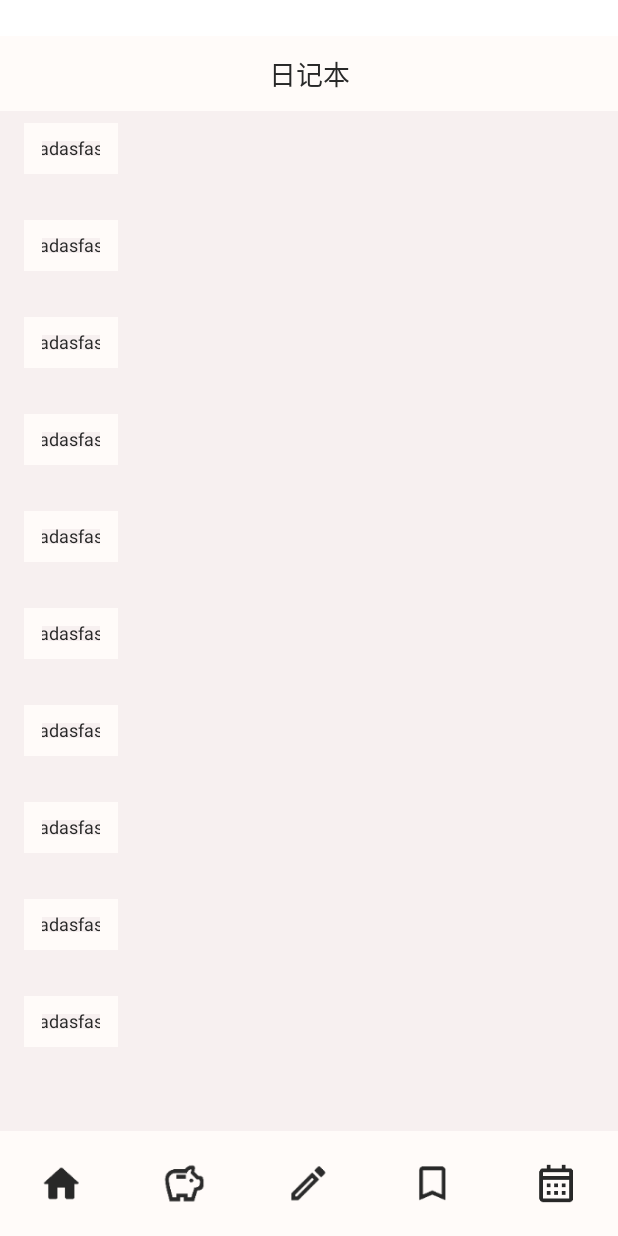
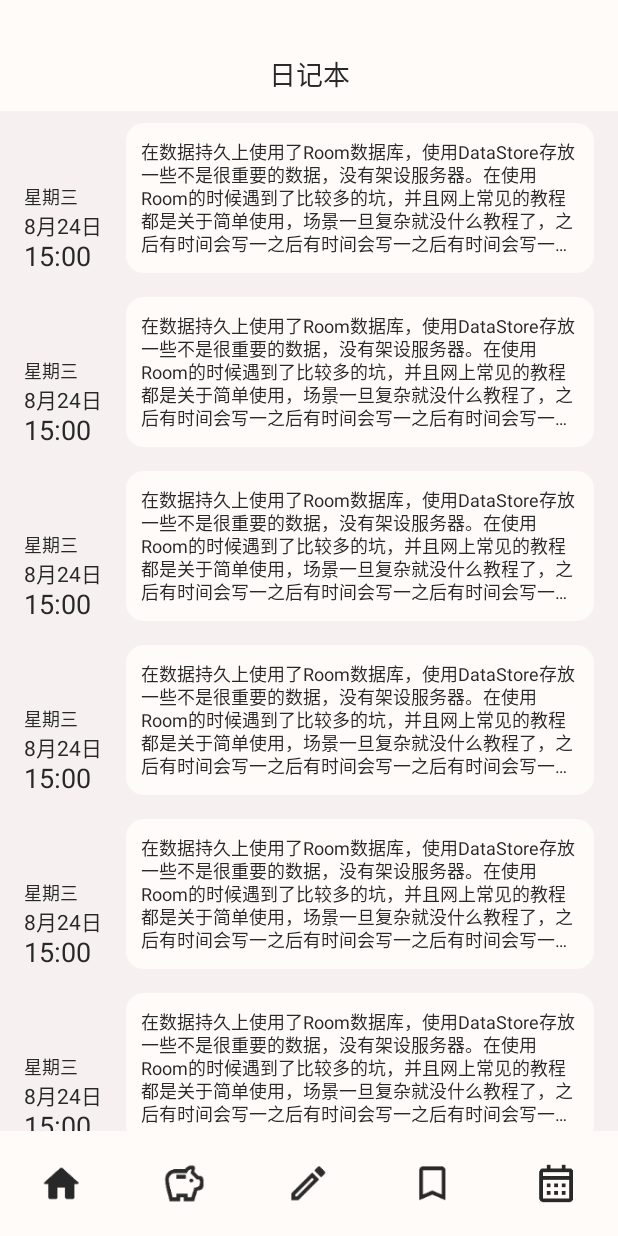
Before and after one commit to yuuuuke/MeAndStar, an Android app built with Jetpack Compose: the fragment DiaryFragment placed in its activity, on a phone screen of 412 x 824 dp. Run offline under Robolectric (Android 15) with nearby library versions, the phone set to English and light mode, and no system bars.

Commit message:
日记界面UI完成

```diff
--- a/app/src/main/java/com/zhpew/meandstar/activity/MainActivity.kt
+++ b/app/src/main/java/com/zhpew/meandstar/activity/MainActivity.kt
@@ -41,7 +41,7 @@ class MainActivity : BaseActivity<MainViewModel>() {
 
     @Composable
     override fun InitComposeView() {
-        setStatusBarColor(false)
+        setStatusBarColor(isBlack = true)
         Column(
             Modifier
                 .fillMaxWidth()
--- a/app/src/main/java/com/zhpew/meandstar/activity/SplashActivity.kt
+++ b/app/src/main/java/com/zhpew/meandstar/activity/SplashActivity.kt
@@ -46,7 +46,7 @@ class SplashActivity : FragmentActivity() {
         Handler().postDelayed({
             val intent = Intent(this,MainActivity::class.java)
             startActivity(intent)
-        },3000)
+        },500)
     }
 
     @Preview
--- a/app/src/main/java/com/zhpew/meandstar/base/BaseActivity.kt
+++ b/app/src/main/java/com/zhpew/meandstar/base/BaseActivity.kt
@@ -32,8 +32,8 @@ abstract class BaseActivity<VM : BaseViewModel> : FragmentActivity() {
         vm = initViewModel()
     }
 
-    protected fun setStatusBarColor(isWhite:Boolean) {
-        if(isWhite){
+    protected fun setStatusBarColor(isBlack:Boolean) {
+        if(isBlack){
             val flags = window.decorView.systemUiVisibility
             window.decorView.systemUiVisibility = flags or View.SYSTEM_UI_FLAG_LIGHT_STATUS_BAR
         }else{
--- a/app/src/main/java/com/zhpew/meandstar/fragment/DiaryFragment.kt
+++ b/app/src/main/java/com/zhpew/meandstar/fragment/DiaryFragment.kt
@@ -5,11 +5,14 @@ import androidx.compose.foundation.background
 import androidx.compose.foundation.border
 import androidx.compose.foundation.layout.*
 import androidx.compose.foundation.lazy.LazyColumn
+import androidx.compose.foundation.shape.RoundedCornerShape
 import androidx.compose.material.Text
 import androidx.compose.runtime.Composable
 import androidx.compose.ui.Alignment
 import androidx.compose.ui.Modifier
+import androidx.compose.ui.draw.clip
 import androidx.compose.ui.res.colorResource
+import androidx.compose.ui.text.style.TextOverflow
 import androidx.compose.ui.unit.dp
 import androidx.compose.ui.unit.sp
 import com.zhpew.meandstar.R
@@ -25,11 +28,15 @@ class DiaryFragment : BaseFragment<DiaryListViewModel>() {
                 .fillMaxWidth()
                 .fillMaxHeight()
         ) {
+            Box(
+                Modifier
+                    .fillMaxWidth()
+                    .height(24.dp)
+                    .background(colorResource(id = R.color.main_color))) {}
             Column(
                 verticalArrangement = Arrangement.Center,
                 horizontalAlignment = Alignment.CenterHorizontally,
                 modifier = Modifier
-                    .padding(top = 24.dp)
                     .fillMaxWidth()
                     .height(50.dp)
                     .background(colorResource(id = R.color.main_color))
@@ -55,25 +62,27 @@ class DiaryFragment : BaseFragment<DiaryListViewModel>() {
     @Composable
     private fun Item() {
         Row(modifier = Modifier.padding(horizontal = 16.dp, vertical = 8.dp)) {
-            Column(verticalArrangement = Arrangement.Bottom) {
-                Text(text = "", color = colorResource(id = R.color.text_color), fontSize = 12.sp)
-                Text(text = "", color = colorResource(id = R.color.text_color), fontSize = 14.sp)
-                Text(text = "", color = colorResource(id = R.color.text_color), fontSize = 16.sp)
+            Column(verticalArrangement = Arrangement.Bottom, modifier = Modifier
+                .padding(end = 16.dp)
+                .height(100.dp)) {
+                Text(text = "星期三", color = colorResource(id = R.color.text_color), fontSize = 12.sp)
+                Text(text = "8月24日", color = colorResource(id = R.color.text_color), fontSize = 14.sp)
+                Text(text = "15:00", color = colorResource(id = R.color.text_color), fontSize = 18.sp)
             }
-            Box(
+            Column(
                 modifier = Modifier
-                    .border(
-                        BorderStroke(
-                            12.dp,
-                            colorResource(id = R.color.main_color)
-                        )
-                    )
+                    .clip(RoundedCornerShape(12.dp))
+                    .background(colorResource(id = R.color.main_color))
+                    .height(100.dp)
+                    .fillMaxWidth()
                     .padding(10.dp)
             ) {
                 Text(
-                    text = "adasfas",
+                    text = "在数据持久上使用了Room数据库，使用DataStore存放一些不是很重要的数据，没有架设服务器。在使用Room的时候遇到了比较多的坑，并且网上常见的教程都是关于简单使用，场景一旦复杂就没什么教程了，之后有时间会写一之后有时间会写一之后有时间会写一之后有时间会写一期说说。",
                     color = colorResource(id = R.color.text_color),
-                    fontSize = 12.sp
+                    fontSize = 12.sp,
+                    lineHeight = 15.sp,
+                    overflow= TextOverflow.Ellipsis
                 )
             }
         }
```
